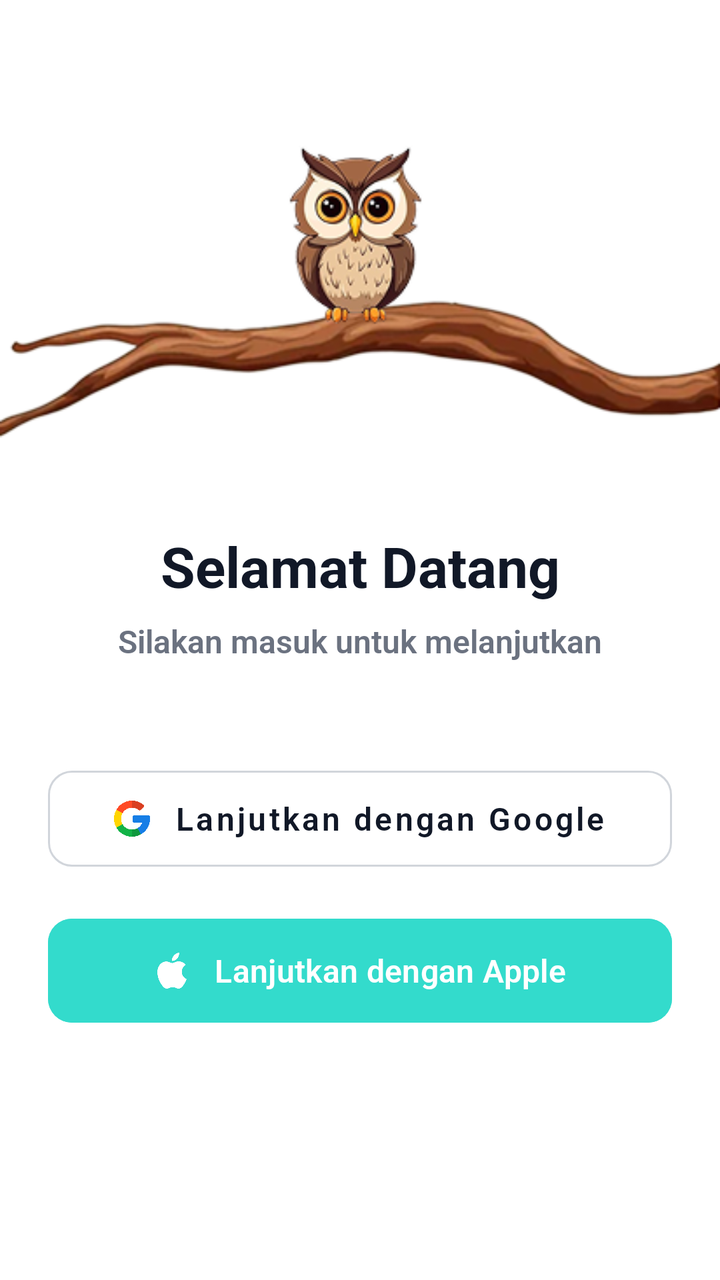
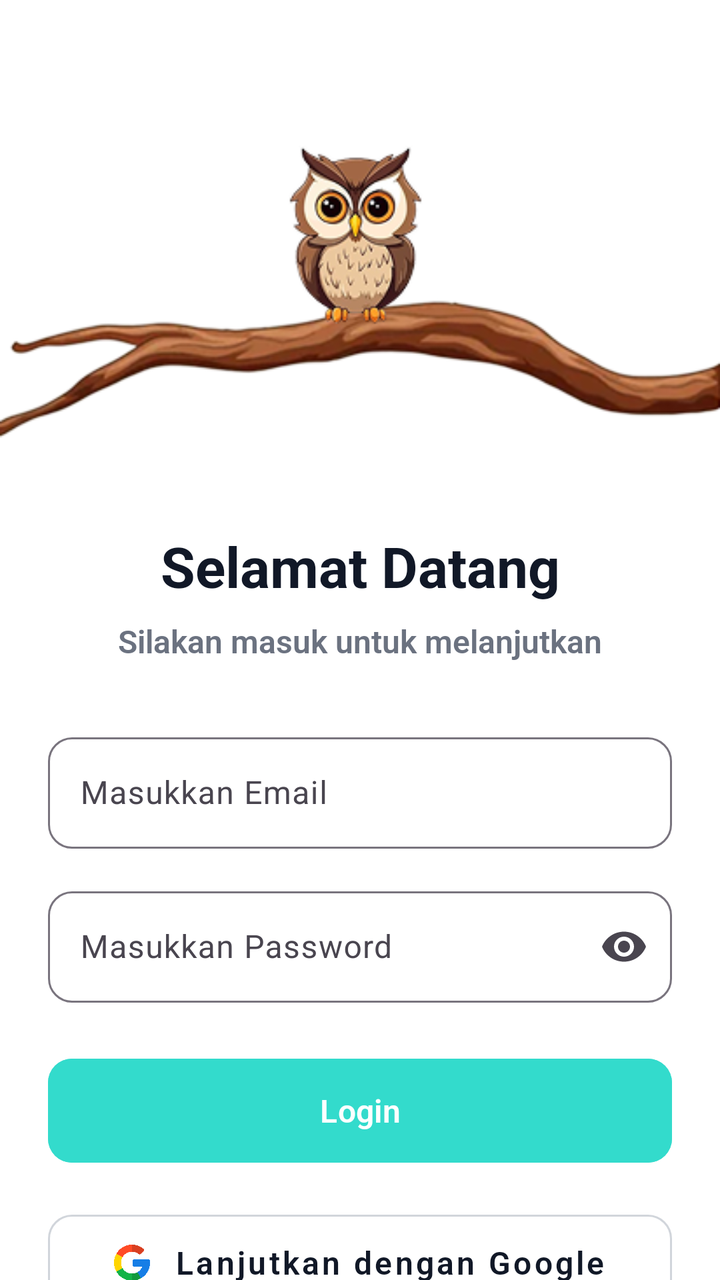

The first picture is an Android layout as it rendered before a commit; the second is the same layout after the commit. The layout source and the unified diff follow.
<!-- AndroidManifest.xml: application theme Theme.Todolist -->
<!-- res/layout/activity_login.xml -->
<?xml version="1.0" encoding="utf-8"?>
<androidx.constraintlayout.widget.ConstraintLayout xmlns:android="http://schemas.android.com/apk/res/android"
    xmlns:app="http://schemas.android.com/apk/res-auto"
    xmlns:tools="http://schemas.android.com/tools"
    android:id="@+id/main"
    android:layout_width="match_parent"
    android:layout_height="match_parent"
    android:background="#FFFFFF"
    tools:context=".login"
    android:fontFamily="sans-serif">

    <ImageView
        android:id="@+id/logoImageView"
        android:layout_width="0dp"
        android:layout_height="wrap_content"
        android:layout_marginTop="64dp"
        android:adjustViewBounds="true"
        android:scaleType="centerCrop"
        android:contentDescription="Logo Aplikasi"
        android:src="@drawable/tree_logo"
        app:layout_constraintEnd_toEndOf="parent"
        app:layout_constraintStart_toStartOf="parent"
        app:layout_constraintTop_toTopOf="parent" />

    <TextView
        android:id="@+id/titleTextView"
        android:fontFamily="@font/robotobold"
        android:layout_width="wrap_content"
        android:layout_height="wrap_content"
        android:layout_marginTop="32dp"
        android:gravity="center"
        android:text="Selamat Datang"
        android:textColor="#111827"
        android:textSize="28sp"
        android:textStyle="bold"
        app:layout_constraintEnd_toEndOf="parent"
        app:layout_constraintStart_toStartOf="parent"
        android:paddingLeft="24dp"
        android:paddingRight="24dp"
        app:layout_constraintTop_toBottomOf="@id/logoImageView" />

    <TextView
        android:id="@+id/subtitleTextView"
        android:fontFamily="@font/robotosemibold"
        android:layout_width="wrap_content"
        android:layout_height="wrap_content"
        android:layout_marginTop="8dp"
        android:text="Silakan masuk untuk melanjutkan"
        android:textColor="#6B7280"
        android:textSize="16sp"
        android:gravity="center"
        app:layout_constraintEnd_toEndOf="parent"
        app:layout_constraintStart_toStartOf="parent"
        android:paddingLeft="24dp"
        android:paddingRight="24dp"
        app:layout_constraintTop_toBottomOf="@id/titleTextView" />

    <com.google.android.material.button.MaterialButton
        android:id="@+id/btnGoogleLogin"
        style="@style/Widget.MaterialComponents.Button.OutlinedButton"
        android:layout_width="0dp"
        android:layout_height="60dp"
        android:layout_marginTop="48dp"
        android:text="Lanjutkan dengan Google"
        android:textAllCaps="false"
        android:textColor="#111827"
        android:textSize="16sp"
        android:textStyle="bold"
        android:fontFamily="@font/robotosemibold" app:cornerRadius="12dp"
        app:icon="@drawable/google"
        app:iconGravity="textStart"
        app:iconPadding="12dp"
        app:iconTint="@null"
        app:strokeColor="#D1D5DB"
        android:gravity="center"
        app:strokeWidth="1dp"
        app:layout_constraintEnd_toEndOf="parent"
        app:layout_constraintStart_toStartOf="parent"
        app:layout_constraintTop_toBottomOf="@id/subtitleTextView"
        android:layout_marginStart="24dp"
        android:layout_marginEnd="24dp" />

    <com.google.android.material.button.MaterialButton
        android:id="@+id/btnAppleLogin"
        android:layout_width="0dp"
        android:layout_height="60dp"
        android:layout_marginTop="16dp"
        android:backgroundTint="#33dbcc"
        android:text="Lanjutkan dengan Apple"
        android:textAllCaps="false" android:textColor="#FFFFFF"
        android:textSize="16sp"
        android:textStyle="bold"
        android:fontFamily="@font/robotosemibold" app:cornerRadius="12dp"
        app:icon="@drawable/apple"
        app:iconGravity="textStart"
        android:gravity="center"
        app:iconPadding="12dp"
        app:iconTint="@null"
        app:layout_constraintEnd_toEndOf="parent"
        app:layout_constraintStart_toStartOf="parent"
        app:layout_constraintTop_toBottomOf="@id/btnGoogleLogin"
        android:layout_marginStart="24dp"
        android:layout_marginEnd="24dp"/>

</androidx.constraintlayout.widget.ConstraintLayout>
<!-- resources referenced by this layout -->
<resources>
  <!-- drawable apple: png bitmap (drawable, 5349 bytes) -->
  <!-- drawable google: png bitmap (drawable, 20865 bytes) -->
  <!-- drawable tree_logo: png bitmap (drawable, 48020 bytes) -->
  <style name="Theme.Todolist" parent="Base.Theme.Todolist" />
  <style name="Base.Theme.Todolist" parent="Theme.Material3.DayNight.NoActionBar">
          
          
      </style>
</resources>

<!-- the commit's change to res/layout/activity_login.xml (unified diff, before → after) -->
@@ -6,8 +6,8 @@
     android:layout_width="match_parent"
     android:layout_height="match_parent"
     android:background="#FFFFFF"
-    tools:context=".login"
-    android:fontFamily="sans-serif">
+    android:fontFamily="sans-serif"
+    tools:context=".Login">
 
     <ImageView
         android:id="@+id/logoImageView"
@@ -15,8 +15,8 @@
         android:layout_height="wrap_content"
         android:layout_marginTop="64dp"
         android:adjustViewBounds="true"
+        android:contentDescription="Logo Aplikasi"
         android:scaleType="centerCrop"
-        android:contentDescription="Logo Aplikasi"
         android:src="@drawable/tree_logo"
         app:layout_constraintEnd_toEndOf="parent"
         app:layout_constraintStart_toStartOf="parent"
@@ -24,82 +24,161 @@
 
     <TextView
         android:id="@+id/titleTextView"
-        android:fontFamily="@font/robotobold"
         android:layout_width="wrap_content"
         android:layout_height="wrap_content"
         android:layout_marginTop="32dp"
+        android:fontFamily="@font/robotobold"
         android:gravity="center"
+        android:paddingLeft="24dp"
+        android:paddingRight="24dp"
         android:text="Selamat Datang"
         android:textColor="#111827"
         android:textSize="28sp"
         android:textStyle="bold"
         app:layout_constraintEnd_toEndOf="parent"
         app:layout_constraintStart_toStartOf="parent"
-        android:paddingLeft="24dp"
-        android:paddingRight="24dp"
         app:layout_constraintTop_toBottomOf="@id/logoImageView" />
 
     <TextView
         android:id="@+id/subtitleTextView"
-        android:fontFamily="@font/robotosemibold"
         android:layout_width="wrap_content"
         android:layout_height="wrap_content"
         android:layout_marginTop="8dp"
+        android:fontFamily="@font/robotosemibold"
+        android:gravity="center"
+        android:paddingLeft="24dp"
+        android:paddingRight="24dp"
         android:text="Silakan masuk untuk melanjutkan"
         android:textColor="#6B7280"
         android:textSize="16sp"
-        android:gravity="center"
         app:layout_constraintEnd_toEndOf="parent"
         app:layout_constraintStart_toStartOf="parent"
-        android:paddingLeft="24dp"
-        android:paddingRight="24dp"
         app:layout_constraintTop_toBottomOf="@id/titleTextView" />
+
+    <com.google.android.material.textfield.TextInputLayout
+        android:id="@+id/emailLayout"
+        android:layout_width="0dp"
+        android:layout_height="wrap_content"
+        android:layout_marginStart="24dp"
+        android:layout_marginTop="32dp"
+        android:layout_marginEnd="24dp"
+        app:boxBackgroundMode="outline"
+        app:boxCornerRadiusBottomEnd="12dp"
+        app:boxCornerRadiusBottomStart="12dp"
+        app:boxCornerRadiusTopEnd="12dp"
+        app:boxCornerRadiusTopStart="12dp"
+        app:layout_constraintEnd_toEndOf="parent"
+        app:layout_constraintStart_toStartOf="parent"
+        app:layout_constraintTop_toBottomOf="@id/subtitleTextView">
+
+        <com.google.android.material.textfield.TextInputEditText
+            android:id="@+id/etEmail"
+            android:layout_width="match_parent"
+            android:layout_height="wrap_content"
+            android:hint="Masukkan Email"
+            android:inputType="textEmailAddress"
+            android:textColor="#111827"
+            android:textColorHint="#9CA3AF" />
+    </com.google.android.material.textfield.TextInputLayout>
+
+    <com.google.android.material.textfield.TextInputLayout
+        android:id="@+id/passwordLayout"
+        android:layout_width="0dp"
+        android:layout_height="wrap_content"
+        android:layout_marginStart="24dp"
+        android:layout_marginTop="16dp"
+        android:layout_marginEnd="24dp"
+        app:boxBackgroundMode="outline"
+        app:boxCornerRadiusBottomEnd="12dp"
+        app:boxCornerRadiusBottomStart="12dp"
+        app:boxCornerRadiusTopEnd="12dp"
+        app:boxCornerRadiusTopStart="12dp"
+        app:endIconMode="password_toggle"
+        app:layout_constraintEnd_toEndOf="parent"
+        app:layout_constraintStart_toStartOf="parent"
+        app:layout_constraintTop_toBottomOf="@id/emailLayout">
+
+        <com.google.android.material.textfield.TextInputEditText
+            android:id="@+id/etPassword"
+            android:layout_width="match_parent"
+            android:layout_height="wrap_content"
+            android:hint="Masukkan Password"
+            android:inputType="textPassword"
+            android:textColor="#111827"
+            android:textColorHint="#9CA3AF" />
+    </com.google.android.material.textfield.TextInputLayout>
+
+    <com.google.android.material.button.MaterialButton
+        android:id="@+id/btnLogin"
+        android:layout_width="0dp"
+        android:layout_height="60dp"
+        android:layout_marginStart="24dp"
+        android:layout_marginTop="24dp"
+        android:layout_marginEnd="24dp"
+        android:backgroundTint="#33DBCC"
+        android:fontFamily="@font/robotosemibold"
+        android:gravity="center"
+        android:text="Login"
+        android:textAllCaps="false"
+        android:textColor="#FFFFFF"
+        android:textSize="16sp"
+        android:textStyle="bold"
+        app:cornerRadius="12dp"
+        app:layout_constraintEnd_toEndOf="parent"
+        app:layout_constraintStart_toStartOf="parent"
+        app:layout_constraintTop_toBottomOf="@id/passwordLayout" />
 
     <com.google.android.material.button.MaterialButton
         android:id="@+id/btnGoogleLogin"
         style="@style/Widget.MaterialComponents.Button.OutlinedButton"
         android:layout_width="0dp"
         android:layout_height="60dp"
-        android:layout_marginTop="48dp"
+        android:layout_marginStart="24dp"
+        android:layout_marginTop="16dp"
+        android:layout_marginEnd="24dp"
+        android:fontFamily="@font/robotosemibold"
+        android:gravity="center"
         android:text="Lanjutkan dengan Google"
         android:textAllCaps="false"
         android:textColor="#111827"
         android:textSize="16sp"
         android:textStyle="bold"
-        android:fontFamily="@font/robotosemibold" app:cornerRadius="12dp"
+        app:cornerRadius="12dp"
         app:icon="@drawable/google"
         app:iconGravity="textStart"
         app:iconPadding="12dp"
         app:iconTint="@null"
-        app:strokeColor="#D1D5DB"
-        android:gravity="center"
-        app:strokeWidth="1dp"
         app:layout_constraintEnd_toEndOf="parent"
         app:layout_constraintStart_toStartOf="parent"
-        app:layout_constraintTop_toBottomOf="@id/subtitleTextView"
-        android:layout_marginStart="24dp"
-        android:layout_marginEnd="24dp" />
+        app:layout_constraintTop_toBottomOf="@id/btnLogin"
+        app:strokeColor="#D1D5DB"
+        app:strokeWidth="1dp" />
 
     <com.google.android.material.button.MaterialButton
         android:id="@+id/btnAppleLogin"
         android:layout_width="0dp"
         android:layout_height="60dp"
+        android:layout_marginStart="24dp"
         android:layout_marginTop="16dp"
-        android:backgroundTint="#33dbcc"
+        android:layout_marginEnd="24dp"
+        android:backgroundTint="#33DBCC"
+        android:fontFamily="@font/robotosemibold"
+        android:gravity="center"
         android:text="Lanjutkan dengan Apple"
-        android:textAllCaps="false" android:textColor="#FFFFFF"
+        android:textAllCaps="false"
+        android:textColor="#FFFFFF"
         android:textSize="16sp"
         android:textStyle="bold"
-        android:fontFamily="@font/robotosemibold" app:cornerRadius="12dp"
+        app:cornerRadius="12dp"
         app:icon="@drawable/apple"
         app:iconGravity="textStart"
-        android:gravity="center"
         app:iconPadding="12dp"
         app:iconTint="@null"
         app:layout_constraintEnd_toEndOf="parent"
         app:layout_constraintStart_toStartOf="parent"
         app:layout_constraintTop_toBottomOf="@id/btnGoogleLogin"
-        android:layout_marginStart="24dp"
-        android:layout_marginEnd="24dp"/>
+        app:layout_constraintBottom_toBottomOf="parent"
+        android:layout_marginBottom="32dp"
+        app:layout_constraintVertical_bias="0.0" />
 
 </androidx.constraintlayout.widget.ConstraintLayout>
